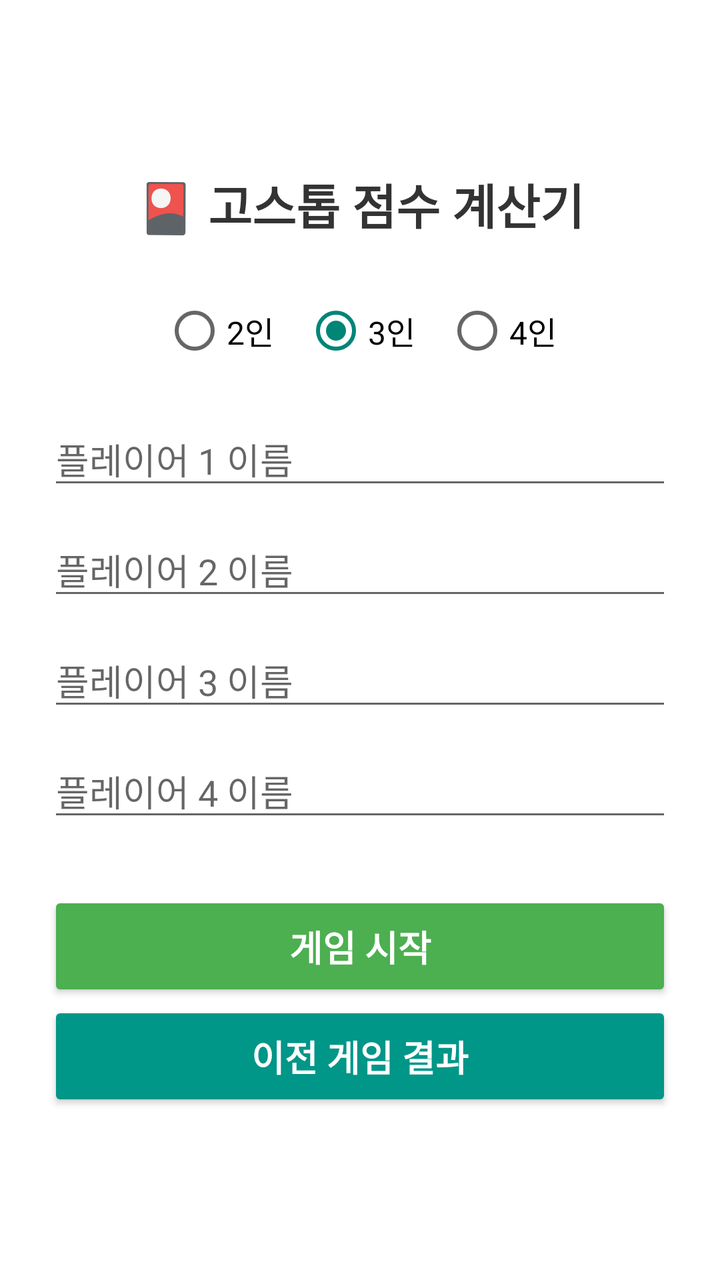
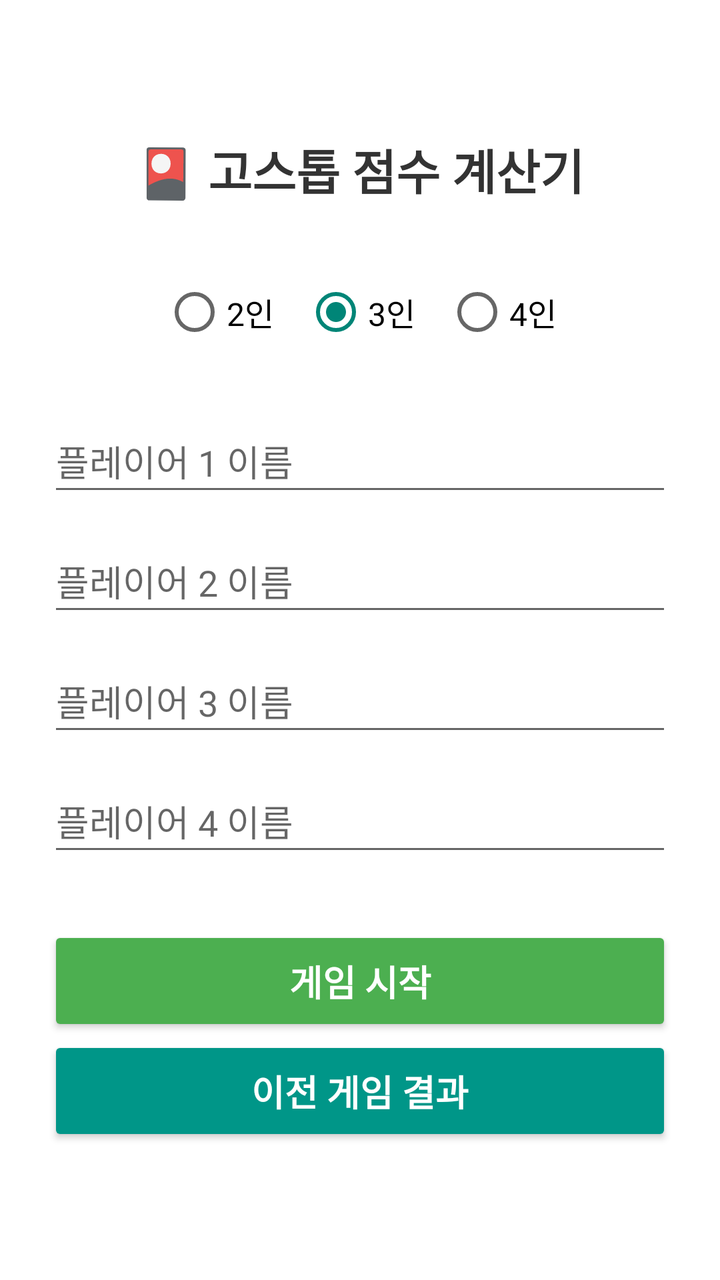

Screens rendered from an Android XML layout before and after an edit, with the pre-edit source and the edit as a unified diff.
<!-- AndroidManifest.xml: application theme Theme.AppCompat.Light.NoActionBar -->
<!-- res/layout/activity_setup.xml -->
<?xml version="1.0" encoding="utf-8"?>
<ScrollView xmlns:android="http://schemas.android.com/apk/res/android"
    xmlns:tools="http://schemas.android.com/tools"
    tools:ignore="HardcodedText, RtlHardcoded"
    android:layout_width="match_parent"
    android:layout_height="match_parent"
    android:fillViewport="true"
    android:background="#FFFFFF">

    <LinearLayout
        android:layout_width="match_parent"
        android:layout_height="wrap_content"
        android:orientation="vertical"
        android:gravity="center"
        android:padding="24dp">

        <TextView
            android:layout_width="wrap_content"
            android:layout_height="wrap_content"
            android:text="🎴 고스톱 점수 계산기"
            android:textSize="24sp"
            android:textStyle="bold"
            android:layout_marginBottom="30dp"
            android:textColor="#333333"/>

        <RadioGroup
            android:id="@+id/rgPlayerCount"
            android:layout_width="wrap_content"
            android:layout_height="wrap_content"
            android:orientation="horizontal"
            android:layout_marginBottom="25dp">

            <RadioButton
                android:id="@+id/rb2Players"
                android:layout_width="wrap_content"
                android:layout_height="wrap_content"
                android:text="2인"
                android:textSize="16sp"
                android:layout_marginRight="15dp" />

            <RadioButton
                android:id="@+id/rb3Players"
                android:layout_width="wrap_content"
                android:layout_height="wrap_content"
                android:text="3인"
                android:textSize="16sp"
                android:checked="true"
                android:layout_marginRight="15dp" />

            <RadioButton
                android:id="@+id/rb4Players"
                android:layout_width="wrap_content"
                android:layout_height="wrap_content"
                android:text="4인"
                android:textSize="16sp" />
        </RadioGroup>

        <EditText
            android:id="@+id/etPlayer1"
            android:layout_width="match_parent"
            android:layout_height="wrap_content"
            android:hint="플레이어 1 이름"
            android:inputType="text"
            android:maxLines="1"
            android:imeOptions="actionNext"
            android:layout_marginBottom="12dp" />

        <EditText
            android:id="@+id/etPlayer2"
            android:layout_width="match_parent"
            android:layout_height="wrap_content"
            android:hint="플레이어 2 이름"
            android:inputType="text"
            android:maxLines="1"
            android:imeOptions="actionNext"
            android:layout_marginBottom="12dp" />

        <EditText
            android:id="@+id/etPlayer3"
            android:layout_width="match_parent"
            android:layout_height="wrap_content"
            android:hint="플레이어 3 이름"
            android:inputType="text"
            android:maxLines="1"
            android:imeOptions="actionNext"
            android:layout_marginBottom="12dp" />

        <EditText
            android:id="@+id/etPlayer4"
            android:layout_width="match_parent"
            android:layout_height="wrap_content"
            android:hint="플레이어 4 이름"
            android:inputType="text"
            android:maxLines="1"
            android:imeOptions="actionDone"
            android:layout_marginBottom="30dp" />

        <Button
            android:id="@+id/btnStartGame"
            android:layout_width="match_parent"
            android:layout_height="55dp"
            android:text="게임 시작"
            android:textSize="18sp"
            android:textStyle="bold"
            android:backgroundTint="#4CAF50"
            android:textColor="#FFFFFF"/>
        <Button
            android:id="@+id/btnHistories"
            android:layout_width="match_parent"
            android:layout_height="55dp"
            android:text="이전 게임 결과"
            android:textSize="18sp"
            android:textStyle="bold"
            android:backgroundTint="#009688"
            android:textColor="#FFFFFF"/>

    </LinearLayout>
</ScrollView>
<!-- resources referenced by this layout -->
<resources>

</resources>

<!-- the commit's change to res/layout/activity_setup.xml (unified diff, before → after) -->
@@ -1,7 +1,7 @@
 <?xml version="1.0" encoding="utf-8"?>
 <ScrollView xmlns:android="http://schemas.android.com/apk/res/android"
     xmlns:tools="http://schemas.android.com/tools"
-    tools:ignore="HardcodedText, RtlHardcoded"
+    tools:ignore="HardcodedText, RtlHardcoded, autofill"
     android:layout_width="match_parent"
     android:layout_height="match_parent"
     android:fillViewport="true"
@@ -33,7 +33,7 @@
             <RadioButton
                 android:id="@+id/rb2Players"
                 android:layout_width="wrap_content"
-                android:layout_height="wrap_content"
+                android:layout_height="48dp"
                 android:text="2인"
                 android:textSize="16sp"
                 android:layout_marginRight="15dp" />
@@ -41,7 +41,7 @@
             <RadioButton
                 android:id="@+id/rb3Players"
                 android:layout_width="wrap_content"
-                android:layout_height="wrap_content"
+                android:layout_height="48dp"
                 android:text="3인"
                 android:textSize="16sp"
                 android:checked="true"
@@ -50,7 +50,7 @@
             <RadioButton
                 android:id="@+id/rb4Players"
                 android:layout_width="wrap_content"
-                android:layout_height="wrap_content"
+                android:layout_height="48dp"
                 android:text="4인"
                 android:textSize="16sp" />
         </RadioGroup>
@@ -58,7 +58,7 @@
         <EditText
             android:id="@+id/etPlayer1"
             android:layout_width="match_parent"
-            android:layout_height="wrap_content"
+            android:layout_height="48dp"
             android:hint="플레이어 1 이름"
             android:inputType="text"
             android:maxLines="1"
@@ -68,7 +68,7 @@
         <EditText
             android:id="@+id/etPlayer2"
             android:layout_width="match_parent"
-            android:layout_height="wrap_content"
+            android:layout_height="48dp"
             android:hint="플레이어 2 이름"
             android:inputType="text"
             android:maxLines="1"
@@ -78,7 +78,7 @@
         <EditText
             android:id="@+id/etPlayer3"
             android:layout_width="match_parent"
-            android:layout_height="wrap_content"
+            android:layout_height="48dp"
             android:hint="플레이어 3 이름"
             android:inputType="text"
             android:maxLines="1"
@@ -88,7 +88,7 @@
         <EditText
             android:id="@+id/etPlayer4"
             android:layout_width="match_parent"
-            android:layout_height="wrap_content"
+            android:layout_height="48dp"
             android:hint="플레이어 4 이름"
             android:inputType="text"
             android:maxLines="1"
